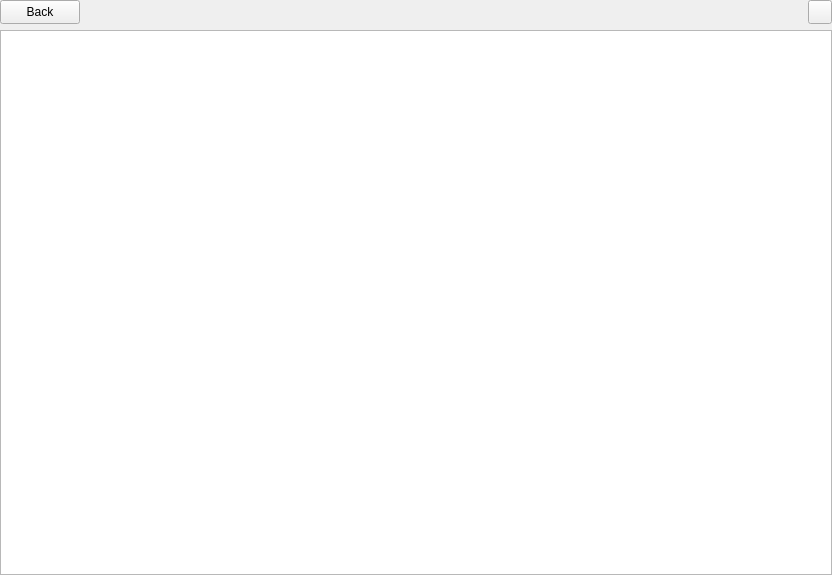
First picture: the form in src/OplPcTools/UI/GameDetailsActivity.ui, repository brainstream/OPL-PC-Tools, before the edit.
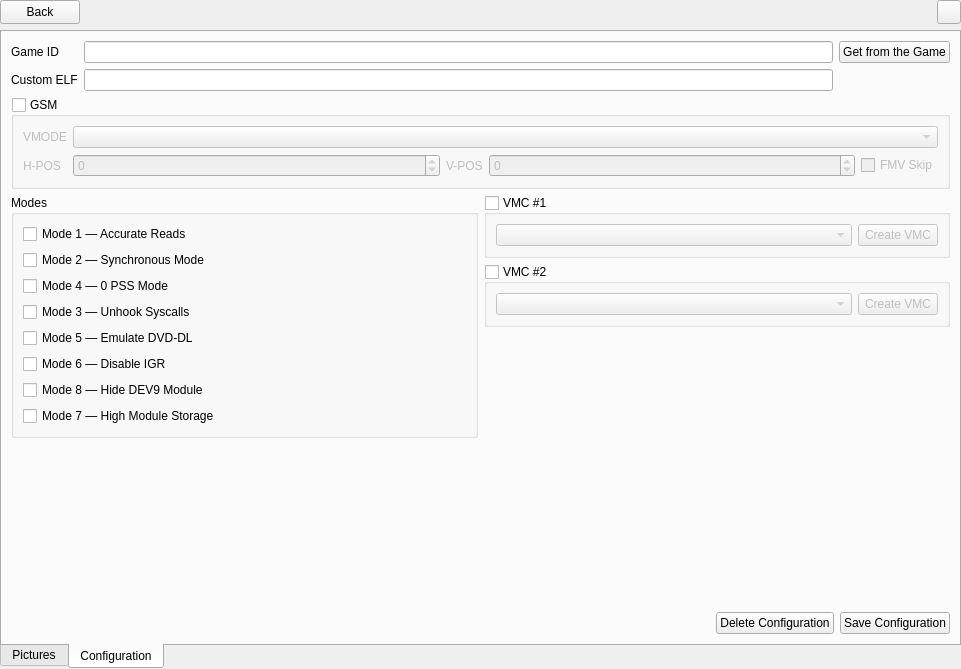
Second picture: the form after the edit. The open tabs and pages were chosen to show the change. Icons and pictures are not drawn. Custom widgets are drawn as their Qt base class.

Commit message: Configuration UI mockup

```diff
--- a/src/OplPcTools/UI/GameDetailsActivity.ui
+++ b/src/OplPcTools/UI/GameDetailsActivity.ui
@@ -6,8 +6,8 @@
    <rect>
     <x>0</x>
     <y>0</y>
-    <width>832</width>
-    <height>575</height>
+    <width>961</width>
+    <height>669</height>
    </rect>
   </property>
   <property name="windowTitle">
@@ -95,31 +95,444 @@
     </layout>
    </item>
    <item>
-    <widget class="QListWidget" name="mp_list_arts">
-     <property name="showDropIndicator" stdset="0">
-      <bool>false</bool>
+    <widget class="QTabWidget" name="mp_tabs">
+     <property name="tabPosition">
+      <enum>QTabWidget::South</enum>
      </property>
-     <property name="verticalScrollMode">
-      <enum>QAbstractItemView::ScrollPerPixel</enum>
-     </property>
-     <property name="horizontalScrollMode">
-      <enum>QAbstractItemView::ScrollPerPixel</enum>
-     </property>
-     <property name="movement">
-      <enum>QListView::Static</enum>
-     </property>
-     <property name="flow">
-      <enum>QListView::LeftToRight</enum>
-     </property>
-     <property name="resizeMode">
-      <enum>QListView::Adjust</enum>
-     </property>
-     <property name="spacing">
-      <number>20</number>
-     </property>
-     <property name="viewMode">
-      <enum>QListView::IconMode</enum>
-     </property>
+     <widget class="QWidget" name="mp_tab_arts">
+      <attribute name="title">
+       <string>Pictures</string>
+      </attribute>
+      <layout class="QVBoxLayout" name="verticalLayout_2">
+       <item>
+        <widget class="QListWidget" name="mp_list_arts">
+         <property name="showDropIndicator" stdset="0">
+          <bool>false</bool>
+         </property>
+         <property name="verticalScrollMode">
+          <enum>QAbstractItemView::ScrollPerPixel</enum>
+         </property>
+         <property name="horizontalScrollMode">
+          <enum>QAbstractItemView::ScrollPerPixel</enum>
+         </property>
+         <property name="movement">
+          <enum>QListView::Static</enum>
+         </property>
+         <property name="flow">
+          <enum>QListView::LeftToRight</enum>
+         </property>
+         <property name="resizeMode">
+          <enum>QListView::Adjust</enum>
+         </property>
+         <property name="spacing">
+          <number>20</number>
+         </property>
+         <property name="viewMode">
+          <enum>QListView::IconMode</enum>
+         </property>
+        </widget>
+       </item>
+      </layout>
+     </widget>
+     <widget class="QWidget" name="mp_tab_config">
+      <attribute name="title">
+       <string>Configuration</string>
+      </attribute>
+      <layout class="QVBoxLayout" name="verticalLayout_7">
+       <item>
+        <layout class="QGridLayout" name="gridLayout_2">
+         <item row="0" column="1">
+          <widget class="QLineEdit" name="lineEdit_4">
+           <property name="clearButtonEnabled">
+            <bool>true</bool>
+           </property>
+          </widget>
+         </item>
+         <item row="1" column="0">
+          <widget class="QLabel" name="label_5">
+           <property name="text">
+            <string>Custom ELF</string>
+           </property>
+          </widget>
+         </item>
+         <item row="1" column="1">
+          <widget class="QLineEdit" name="lineEdit">
+           <property name="clearButtonEnabled">
+            <bool>true</bool>
+           </property>
+          </widget>
+         </item>
+         <item row="0" column="0">
+          <widget class="QLabel" name="label_4">
+           <property name="text">
+            <string>Game ID</string>
+           </property>
+          </widget>
+         </item>
+         <item row="0" column="2">
+          <widget class="QPushButton" name="pushButton_3">
+           <property name="text">
+            <string>Get from the Game</string>
+           </property>
+           <property name="icon">
+            <iconset theme="oplpct-restore">
+             <normaloff>.</normaloff>.</iconset>
+           </property>
+          </widget>
+         </item>
+        </layout>
+       </item>
+       <item>
+        <widget class="QGroupBox" name="groupBox_3">
+         <property name="sizePolicy">
+          <sizepolicy hsizetype="Preferred" vsizetype="Preferred">
+           <horstretch>5</horstretch>
+           <verstretch>0</verstretch>
+          </sizepolicy>
+         </property>
+         <property name="title">
+          <string>GSM</string>
+         </property>
+         <property name="checkable">
+          <bool>true</bool>
+         </property>
+         <property name="checked">
+          <bool>false</bool>
+         </property>
+         <layout class="QGridLayout" name="gridLayout">
+          <item row="0" column="0">
+           <widget class="QLabel" name="label">
+            <property name="sizePolicy">
+             <sizepolicy hsizetype="Maximum" vsizetype="Preferred">
+              <horstretch>0</horstretch>
+              <verstretch>0</verstretch>
+             </sizepolicy>
+            </property>
+            <property name="text">
+             <string>VMODE</string>
+            </property>
+           </widget>
+          </item>
+          <item row="1" column="0">
+           <widget class="QLabel" name="label_2">
+            <property name="sizePolicy">
+             <sizepolicy hsizetype="Maximum" vsizetype="Preferred">
+              <horstretch>0</horstretch>
+              <verstretch>0</verstretch>
+             </sizepolicy>
+            </property>
+            <property name="text">
+             <string>H-POS</string>
+            </property>
+           </widget>
+          </item>
+          <item row="1" column="1">
+           <widget class="QSpinBox" name="spinBox">
+            <property name="sizePolicy">
+             <sizepolicy hsizetype="Expanding" vsizetype="Fixed">
+              <horstretch>0</horstretch>
+              <verstretch>0</verstretch>
+             </sizepolicy>
+            </property>
+            <property name="minimum">
+             <number>-10000</number>
+            </property>
+            <property name="maximum">
+             <number>10000</number>
+            </property>
+            <property name="singleStep">
+             <number>0</number>
+            </property>
+           </widget>
+          </item>
+          <item row="1" column="2">
+           <widget class="QLabel" name="label_3">
+            <property name="sizePolicy">
+             <sizepolicy hsizetype="Maximum" vsizetype="Preferred">
+              <horstretch>0</horstretch>
+              <verstretch>0</verstretch>
+             </sizepolicy>
+            </property>
+            <property name="text">
+             <string>V-POS</string>
+            </property>
+           </widget>
+          </item>
+          <item row="1" column="3">
+           <widget class="QSpinBox" name="spinBox_2">
+            <property name="sizePolicy">
+             <sizepolicy hsizetype="Expanding" vsizetype="Fixed">
+              <horstretch>0</horstretch>
+              <verstretch>0</verstretch>
+             </sizepolicy>
+            </property>
+            <property name="minimum">
+             <number>-10000</number>
+            </property>
+            <property name="maximum">
+             <number>10000</number>
+            </property>
+            <property name="singleStep">
+             <number>0</number>
+            </property>
+           </widget>
+          </item>
+          <item row="1" column="4">
+           <widget class="QCheckBox" name="checkBox_9">
+            <property name="sizePolicy">
+             <sizepolicy hsizetype="Maximum" vsizetype="Fixed">
+              <horstretch>0</horstretch>
+              <verstretch>0</verstretch>
+             </sizepolicy>
+            </property>
+            <property name="text">
+             <string>FMV Skip</string>
+            </property>
+           </widget>
+          </item>
+          <item row="0" column="1" colspan="4">
+           <widget class="QComboBox" name="comboBox">
+            <property name="sizePolicy">
+             <sizepolicy hsizetype="Expanding" vsizetype="Fixed">
+              <horstretch>0</horstretch>
+              <verstretch>0</verstretch>
+             </sizepolicy>
+            </property>
+           </widget>
+          </item>
+         </layout>
+        </widget>
+       </item>
+       <item>
+        <layout class="QHBoxLayout" name="horizontalLayout">
+         <item>
+          <widget class="QGroupBox" name="groupBox_6">
+           <property name="title">
+            <string>Modes</string>
+           </property>
+           <layout class="QVBoxLayout" name="verticalLayout_3">
+            <item>
+             <widget class="QCheckBox" name="checkBox">
+              <property name="text">
+               <string>Mode 1 ― Accurate Reads</string>
+              </property>
+             </widget>
+            </item>
+            <item>
+             <widget class="QCheckBox" name="checkBox_2">
+              <property name="text">
+               <string>Mode 2 ― Synchronous Mode</string>
+              </property>
+             </widget>
+            </item>
+            <item>
+             <widget class="QCheckBox" name="checkBox_4">
+              <property name="text">
+               <string>Mode 4 ― 0 PSS Mode</string>
+              </property>
+             </widget>
+            </item>
+            <item>
+             <widget class="QCheckBox" name="checkBox_3">
+              <property name="text">
+               <string>Mode 3 ― Unhook Syscalls</string>
+              </property>
+             </widget>
+            </item>
+            <item>
+             <widget class="QCheckBox" name="checkBox_5">
+              <property name="text">
+               <string>Mode 5 ― Emulate DVD-DL</string>
+              </property>
+             </widget>
+            </item>
+            <item>
+             <widget class="QCheckBox" name="checkBox_6">
+              <property name="text">
+               <string>Mode 6 ― Disable IGR</string>
+              </property>
+             </widget>
+            </item>
+            <item>
+             <widget class="QCheckBox" name="checkBox_8">
+              <property name="text">
+               <string>Mode 8 ― Hide DEV9 Module</string>
+              </property>
+             </widget>
+            </item>
+            <item>
+             <widget class="QCheckBox" name="checkBox_7">
+              <property name="text">
+               <string>Mode 7 ― High Module Storage</string>
+              </property>
+             </widget>
+            </item>
+           </layout>
+          </widget>
+         </item>
+         <item>
+          <layout class="QVBoxLayout" name="verticalLayout_6">
+           <item>
+            <widget class="QGroupBox" name="groupBox_4">
+             <property name="title">
+              <string>VMC #1</string>
+             </property>
+             <property name="checkable">
+              <bool>true</bool>
+             </property>
+             <property name="checked">
+              <bool>false</bool>
+             </property>
+             <layout class="QHBoxLayout" name="horizontalLayout_2">
+              <item>
+               <widget class="QComboBox" name="comboBox_2">
+                <property name="sizePolicy">
+                 <sizepolicy hsizetype="Preferred" vsizetype="Fixed">
+                  <horstretch>2</horstretch>
+                  <verstretch>0</verstretch>
+                 </sizepolicy>
+                </property>
+                <property name="minimumSize">
+                 <size>
+                  <width>200</width>
+                  <height>0</height>
+                 </size>
+                </property>
+               </widget>
+              </item>
+              <item>
+               <widget class="QPushButton" name="pushButton_4">
+                <property name="text">
+                 <string>Create VMC</string>
+                </property>
+                <property name="icon">
+                 <iconset theme="oplpct-add">
+                  <normaloff>.</normaloff>.</iconset>
+                </property>
+               </widget>
+              </item>
+             </layout>
+            </widget>
+           </item>
+           <item>
+            <widget class="QGroupBox" name="groupBox_2">
+             <property name="title">
+              <string>VMC #2</string>
+             </property>
+             <property name="checkable">
+              <bool>true</bool>
+             </property>
+             <property name="checked">
+              <bool>false</bool>
+             </property>
+             <layout class="QHBoxLayout" name="horizontalLayout_3">
+              <item>
+               <widget class="QComboBox" name="comboBox_3">
+                <property name="sizePolicy">
+                 <sizepolicy hsizetype="Preferred" vsizetype="Fixed">
+                  <horstretch>2</horstretch>
+                  <verstretch>0</verstretch>
+                 </sizepolicy>
+                </property>
+                <property name="minimumSize">
+                 <size>
+                  <width>200</width>
+                  <height>0</height>
+                 </size>
+                </property>
+               </widget>
+              </item>
+              <item>
+               <widget class="QPushButton" name="pushButton_5">
+                <property name="text">
+                 <string>Create VMC</string>
+                </property>
+                <property name="icon">
+                 <iconset theme="oplpct-add">
+                  <normaloff>.</normaloff>.</iconset>
+                </property>
+               </widget>
+              </item>
+             </layout>
+            </widget>
+           </item>
+           <item>
+            <spacer name="verticalSpacer_2">
+             <property name="orientation">
+              <enum>Qt::Vertical</enum>
+             </property>
+             <property name="sizeHint" stdset="0">
+              <size>
+               <width>20</width>
+               <height>40</height>
+              </size>
+             </property>
+            </spacer>
+           </item>
+          </layout>
+         </item>
+        </layout>
+       </item>
+       <item>
+        <spacer name="verticalSpacer">
+         <property name="orientation">
+          <enum>Qt::Vertical</enum>
+         </property>
+         <property name="sizeHint" stdset="0">
+          <size>
+           <width>20</width>
+           <height>16</height>
+          </size>
+         </property>
+        </spacer>
+       </item>
+       <item>
+        <layout class="QHBoxLayout" name="horizontalLayout_4">
+         <item>
+          <spacer name="horizontalSpacer">
+           <property name="orientation">
+            <enum>Qt::Horizontal</enum>
+           </property>
+           <property name="sizeHint" stdset="0">
+            <size>
+             <width>40</width>
+             <height>20</height>
+            </size>
+           </property>
+          </spacer>
+         </item>
+         <item>
+          <widget class="QPushButton" name="pushButton">
+           <property name="text">
+            <string>Delete Configuration</string>
+           </property>
+           <property name="icon">
+            <iconset theme="oplpct-delete">
+             <normaloff>.</normaloff>.</iconset>
+           </property>
+           <property name="shortcut">
+            <string>Del</string>
+           </property>
+          </widget>
+         </item>
+         <item>
+          <widget class="QPushButton" name="pushButton_2">
+           <property name="text">
+            <string>Save Configuration</string>
+           </property>
+           <property name="icon">
+            <iconset theme="oplpct-save">
+             <normaloff>.</normaloff>.</iconset>
+           </property>
+           <property name="shortcut">
+            <string>Ctrl+S</string>
+           </property>
+          </widget>
+         </item>
+        </layout>
+       </item>
+      </layout>
+     </widget>
     </widget>
    </item>
   </layout>
```
Left out of the diff: 32 changed lines with no effect on the pictures. The commit also changes 6 other files.
